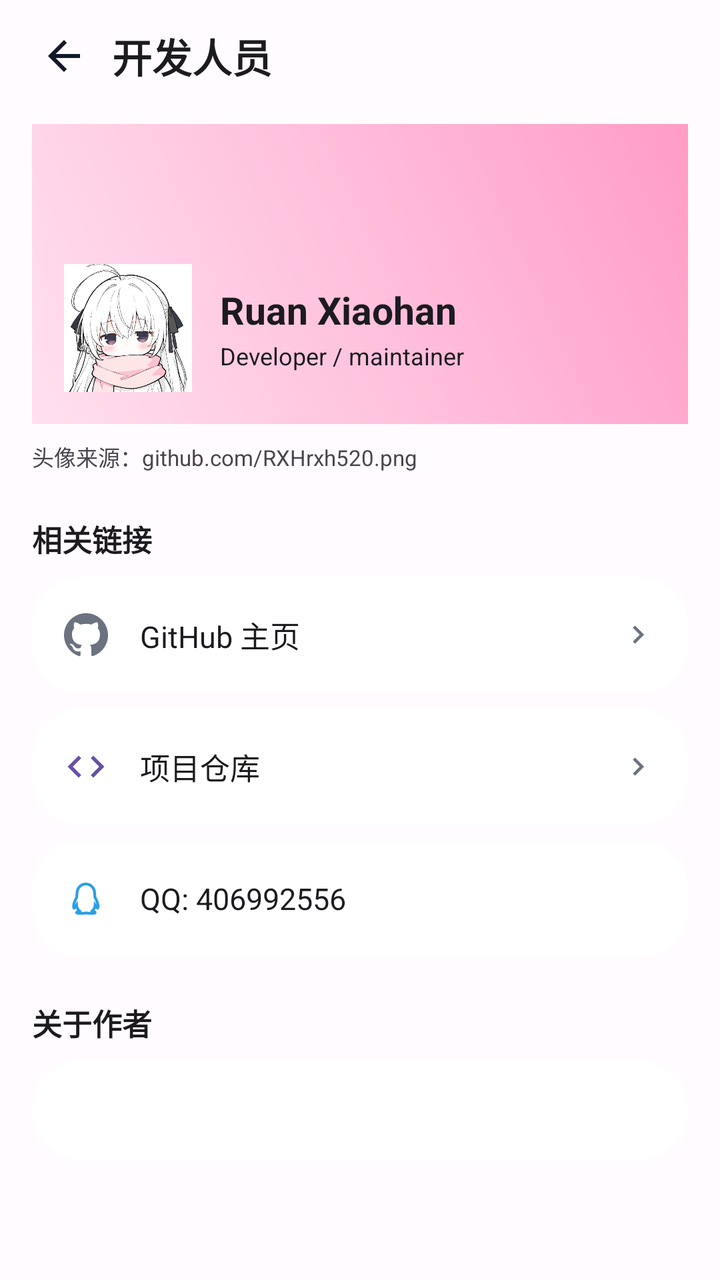
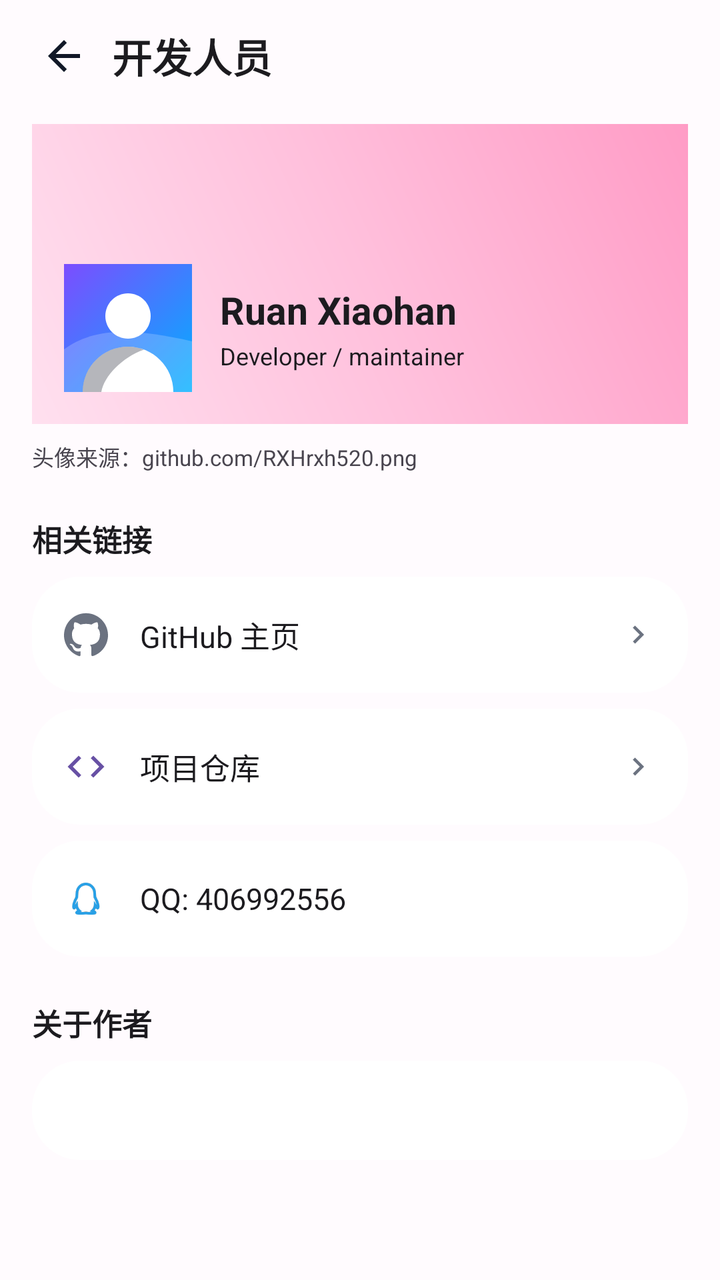

Two renders of the same Android screen: before a commit and after it. Below are the layout's source before the change and the commit's diff.
<!-- AndroidManifest.xml: application theme RxHTheme -->
<!-- res/layout/fragment_developer.xml -->
<?xml version="1.0" encoding="utf-8"?>
<LinearLayout xmlns:android="http://schemas.android.com/apk/res/android"
    android:layout_width="match_parent"
    android:layout_height="match_parent"
    android:orientation="vertical"
    android:background="@color/md_surface">

    
    <LinearLayout android:layout_width="match_parent" android:layout_height="56dp"
        android:gravity="center_vertical" android:orientation="horizontal"
        android:paddingLeft="8dp" android:paddingRight="16dp">
        <ImageView android:id="@+id/btn_dev_back" android:layout_width="48dp"
            android:layout_height="48dp" android:padding="12dp"
            android:src="@drawable/ic_arrow_back" android:clickable="true"
            android:focusable="false" android:contentDescription="@string/h_004"
            android:background="?android:attr/selectableItemBackgroundBorderless" />
        <TextView android:layout_width="0dp" android:layout_height="wrap_content"
            android:layout_weight="1" android:text="@string/mine_developers"
            android:textColor="@color/text_primary" android:textSize="20sp"
            android:textStyle="bold" />
    </LinearLayout>

    <ScrollView android:layout_width="match_parent" android:layout_height="match_parent"
        android:fillViewport="true">
        <LinearLayout android:layout_width="match_parent" android:layout_height="wrap_content"
            android:orientation="vertical" android:paddingLeft="16dp"
            android:paddingRight="16dp" android:paddingBottom="32dp">

            
            <FrameLayout android:layout_width="match_parent" android:layout_height="150dp"
                android:layout_marginTop="6dp" android:background="@drawable/bg_card_balance">
                <ImageView android:id="@+id/iv_dev_bg" android:layout_width="match_parent"
                    android:layout_height="match_parent" android:scaleType="centerCrop"
                    android:src="@drawable/bg_dev_pink"
                    android:contentDescription="@string/mine_developers" />
                <LinearLayout android:layout_width="match_parent"
                    android:layout_height="wrap_content" android:layout_gravity="bottom"
                    android:gravity="center_vertical" android:orientation="horizontal"
                    android:padding="16dp">
                    <ImageView android:id="@+id/iv_dev_avatar" android:layout_width="64dp"
                        android:layout_height="64dp" android:background="@drawable/bg_avatar_ring"
                        android:scaleType="centerCrop" android:src="@drawable/ic_dev_avatar"
                        android:contentDescription="@string/dev_name" />
                    <LinearLayout android:layout_width="0dp" android:layout_height="wrap_content"
                        android:layout_weight="1" android:layout_marginLeft="14dp"
                        android:orientation="vertical">
                        <TextView android:id="@+id/tv_dev_name" android:layout_width="wrap_content"
                            android:layout_height="wrap_content" android:text="@string/dev_name"
                            android:textColor="@color/text_primary" android:textSize="19sp"
                            android:textStyle="bold" />
                        <TextView android:id="@+id/tv_dev_role" android:layout_width="wrap_content"
                            android:layout_height="wrap_content" android:layout_marginTop="2dp"
                            android:text="@string/dev_role" android:textColor="@color/text_primary"
                            android:textSize="12sp" />
                    </LinearLayout>
                </LinearLayout>
            </FrameLayout>

            <TextView android:id="@+id/tv_dev_avatar_from"
                android:layout_width="match_parent" android:layout_height="wrap_content"
                android:layout_marginTop="8dp" android:text="@string/dev_avatar_from"
                android:textColor="@color/text_secondary" android:textSize="11sp" />

            
            <TextView android:id="@+id/tv_dev_links_title"
                android:layout_width="wrap_content" android:layout_height="wrap_content"
                android:layout_marginTop="22dp" android:layout_marginBottom="8dp"
                android:text="@string/dev_links" android:textColor="@color/text_primary"
                android:textSize="15sp" android:textStyle="bold" />

            <LinearLayout android:id="@+id/row_github" android:layout_width="match_parent"
                android:layout_height="58dp" android:background="@drawable/bg_card_balance"
                android:foreground="@drawable/bg_ripple_24" android:gravity="center_vertical"
                android:orientation="horizontal" android:paddingLeft="16dp"
                android:paddingRight="16dp" android:clickable="true" android:focusable="false">
                <ImageView android:layout_width="22dp" android:layout_height="22dp"
                    android:src="@drawable/ic_github" android:contentDescription="@string/dev_github" />
                <TextView android:layout_width="0dp" android:layout_height="wrap_content"
                    android:layout_weight="1" android:layout_marginLeft="16dp"
                    android:text="@string/dev_github" android:textColor="@color/text_primary"
                    android:textSize="15sp" />
                <ImageView android:layout_width="18dp" android:layout_height="18dp"
                    android:src="@drawable/ic_chevron_right" android:contentDescription="@string/dev_github" />
            </LinearLayout>

            <LinearLayout android:id="@+id/row_repo" android:layout_width="match_parent"
                android:layout_height="58dp" android:layout_marginTop="8dp"
                android:background="@drawable/bg_card_balance" android:foreground="@drawable/bg_ripple_24"
                android:gravity="center_vertical" android:orientation="horizontal"
                android:paddingLeft="16dp" android:paddingRight="16dp"
                android:clickable="true" android:focusable="false">
                <ImageView android:layout_width="22dp" android:layout_height="22dp"
                    android:src="@drawable/ic_repo" android:contentDescription="@string/dev_repo" />
                <TextView android:layout_width="0dp" android:layout_height="wrap_content"
                    android:layout_weight="1" android:layout_marginLeft="16dp"
                    android:text="@string/dev_repo" android:textColor="@color/text_primary"
                    android:textSize="15sp" />
                <ImageView android:layout_width="18dp" android:layout_height="18dp"
                    android:src="@drawable/ic_chevron_right" android:contentDescription="@string/dev_repo" />
            </LinearLayout>

            <LinearLayout android:id="@+id/tv_dev_qq" android:layout_width="match_parent"
                android:layout_height="58dp" android:layout_marginTop="8dp"
                android:background="@drawable/bg_card_balance" android:gravity="center_vertical"
                android:orientation="horizontal" android:paddingLeft="16dp"
                android:paddingRight="16dp">
                <ImageView android:layout_width="22dp" android:layout_height="22dp"
                    android:src="@drawable/ic_qq" android:contentDescription="@string/mine_developer_qq" />
                <TextView android:layout_width="0dp" android:layout_height="wrap_content"
                    android:layout_weight="1" android:layout_marginLeft="16dp"
                    android:text="@string/mine_developer_qq" android:textColor="@color/text_primary"
                    android:textSize="15sp" />
            </LinearLayout>

            
            <TextView android:layout_width="wrap_content" android:layout_height="wrap_content"
                android:layout_marginTop="22dp" android:layout_marginBottom="8dp"
                android:text="@string/dev_intro_title" android:textColor="@color/text_primary"
                android:textSize="15sp" android:textStyle="bold" />

            <TextView android:id="@+id/tv_dev_note" android:layout_width="match_parent"
                android:layout_height="wrap_content" android:background="@drawable/bg_card_balance"
                android:padding="16dp" android:textColor="@color/text_secondary"
                android:textSize="13sp" android:lineSpacingExtra="5dp" />
        </LinearLayout>
    </ScrollView>
</LinearLayout>
<!-- resources referenced by this layout -->
<resources>
  <color name="md_surface">#FFFBFE</color>
  <color name="text_primary">#1C1B1F</color>
  <color name="text_secondary">#49454F</color>
  <!-- drawable bg_avatar_ring (drawable) -->
  <shape xmlns:android="http://schemas.android.com/apk/res/android" android:shape="oval">
      <solid android:color="#33FFFFFF" />
      <stroke android:width="2dp" android:color="#FFFFFF" />
  </shape>
  <!-- drawable bg_card_balance (drawable) -->
  <?xml version="1.0" encoding="utf-8"?>
  <shape xmlns:android="http://schemas.android.com/apk/res/android" android:shape="rectangle">
      <solid android:color="@color/card_bg" />
      <corners android:radius="24dp" />
      
  </shape>
  <!-- drawable bg_dev_pink (drawable) -->
  <?xml version="1.0" encoding="utf-8"?>
  <shape xmlns:android="http://schemas.android.com/apk/res/android"
      android:shape="rectangle">
      <gradient
          android:angle="45"
          android:startColor="#FFE0EF"
          android:centerColor="#FFC0DC"
          android:endColor="#FF9CC6"
          android:type="linear" />
  </shape>
  <!-- drawable bg_ripple_24 (drawable) -->
  <?xml version="1.0" encoding="utf-8"?>
  <ripple xmlns:android="http://schemas.android.com/apk/res/android"
      android:color="#33000000">
      <item android:id="@android:id/mask">
          <shape android:shape="rectangle">
              <solid android:color="#FFFFFF" />
              <corners android:radius="24dp" />
          </shape>
      </item>
  </ripple>
  <!-- drawable ic_arrow_back (drawable) -->
  <vector xmlns:android="http://schemas.android.com/apk/res/android"
      android:width="24dp" android:height="24dp"
      android:viewportWidth="24" android:viewportHeight="24">
      <path android:fillColor="#FF111827" android:pathData="M20 11H7.83l5.59-5.59L12 4l-8 8 8 8 1.41-1.41L7.83 13H20v-2z" />
  </vector>
  <!-- drawable ic_chevron_right (drawable) -->
  <vector xmlns:android="http://schemas.android.com/apk/res/android"
      android:width="24dp" android:height="24dp"
      android:viewportWidth="24" android:viewportHeight="24">
      <path android:fillColor="#FF6B7280" android:pathData="M10 6L8.59 7.41 13.17 12l-4.58 4.59L10 18l6-6z" />
  </vector>
  <!-- drawable ic_dev_avatar: jpg bitmap (drawable-nodpi, 242339 bytes) -->
  <string name="dev_avatar_from">头像来源：github.com/RXHrxh520.png</string>
  <string name="dev_github">GitHub 主页</string>
  <string name="dev_intro_title">关于作者</string>
  <string name="dev_links">相关链接</string>
  <string name="dev_name">Ruan Xiaohan</string>
  <string name="dev_repo">项目仓库</string>
  <string name="dev_role">Developer / maintainer</string>
  <string name="h_004">好</string>
  <string name="mine_developer_qq">QQ: 406992556</string>
  <string name="mine_developers">开发人员</string>
  <color name="card_bg">#FFFFFF</color>
  <!-- unchanged entries left out for length: 4 -->
</resources>

<!-- the commit's change to res/layout/fragment_developer.xml (unified diff, before → after) -->
@@ -39,7 +39,7 @@
                     android:padding="16dp">
                     <ImageView android:id="@+id/iv_dev_avatar" android:layout_width="64dp"
                         android:layout_height="64dp" android:background="@drawable/bg_avatar_ring"
-                        android:scaleType="centerCrop" android:src="@drawable/ic_dev_avatar"
+                        android:scaleType="centerCrop" android:src="@drawable/ic_dev_avatar_default"
                         android:contentDescription="@string/dev_name" />
                     <LinearLayout android:layout_width="0dp" android:layout_height="wrap_content"
                         android:layout_weight="1" android:layout_marginLeft="14dp"
<!-- resource entries referenced after the edit -->
@@ -49,7 +49,28 @@
       android:viewportWidth="24" android:viewportHeight="24">
       <path android:fillColor="#FF6B7280" android:pathData="M10 6L8.59 7.41 13.17 12l-4.58 4.59L10 18l6-6z" />
   </vector>
-  <!-- drawable ic_dev_avatar: jpg bitmap (drawable-nodpi, 242339 bytes) -->
+  <!-- drawable ic_dev_avatar_default (drawable) -->
+  <?xml version="1.0" encoding="utf-8"?>
+  <vector xmlns:android="http://schemas.android.com/apk/res/android"
+      android:width="96dp" android:height="96dp" android:viewportWidth="96" android:viewportHeight="96">
+      <path android:pathData="M0,0h96v96h-96z">
+          <aapt:attr xmlns:aapt="http://schemas.android.com/aapt" name="android:fillColor">
+              <gradient android:startX="0" android:startY="0" android:endX="96" android:endY="96"
+                  android:type="linear">
+                  <item android:offset="0" android:color="#FF7C4DFF" />
+                  <item android:offset="1" android:color="#FF00B0FF" />
+              </gradient>
+          </aapt:attr>
+      </path>
+      <path android:fillColor="#33FFFFFF"
+          android:pathData="M0,64c20,-14 44,-18 96,-6v38h-96z" />
+      <path android:fillColor="#FFFFFFFF"
+          android:pathData="M48,22c9.4,0 17,7.6 17,17s-7.6,17 -17,17 -17,-7.6 -17,-17 7.6,-17 17,-17z" />
+      <path android:fillColor="#FFFFFFFF"
+          android:pathData="M14,96c0,-18.8 15.2,-34 34,-34s34,15.2 34,34z" />
+      <path android:fillColor="#4D0B1020"
+          android:pathData="M14,96c0,-18.8 15.2,-34 34,-34 4.2,0 8.2,0.8 11.9,2.2C43.6,70 30,84 28,96z" />
+  </vector>
   <string name="dev_avatar_from">头像来源：github.com/RXHrxh520.png</string>
   <string name="dev_github">GitHub 主页</string>
   <string name="dev_intro_title">关于作者</string>
